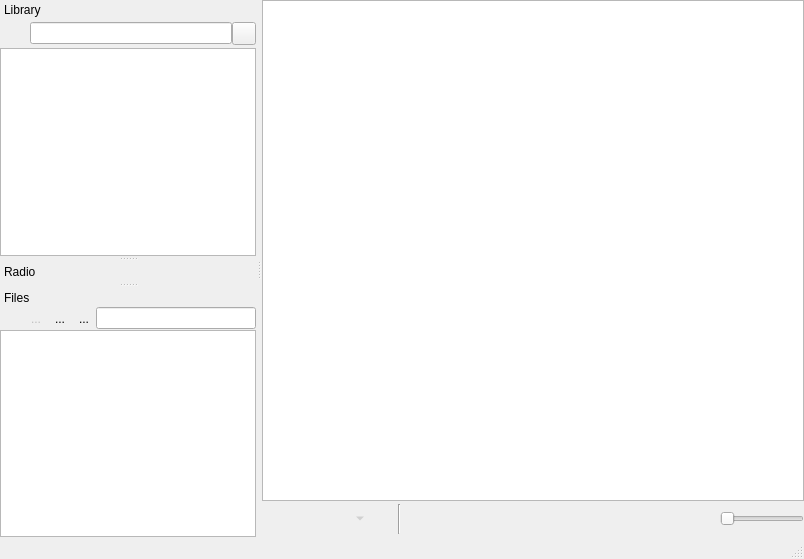
First picture: the form in src/mainwindow.ui, repository clementine-player/Clementine, before the edit.
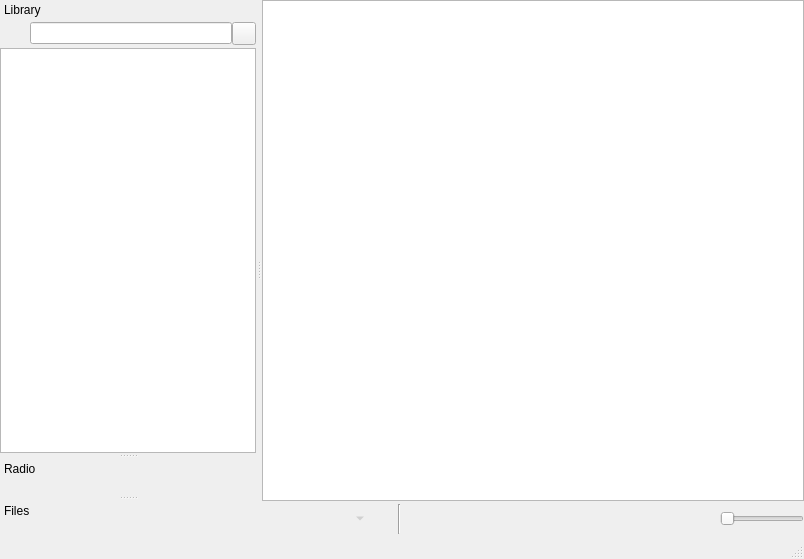
Second picture: the form after the edit. Icons and pictures are not drawn. Custom widgets are drawn as their Qt base class.

Commit message: Move fileview to its own class, remember where it was

```diff
--- a/src/mainwindow.ui
+++ b/src/mainwindow.ui
@@ -324,76 +324,7 @@
       <number>0</number>
      </property>
      <item>
-      <layout class="QHBoxLayout" name="horizontalLayout_3">
-       <property name="spacing">
-        <number>0</number>
-       </property>
-       <item>
-        <widget class="QToolButton" name="file_back">
-         <property name="enabled">
-          <bool>false</bool>
-         </property>
-         <property name="icon">
-          <iconset>
-           <normaloff>:/go-previous.png</normaloff>:/go-previous.png</iconset>
-         </property>
-         <property name="autoRaise">
-          <bool>true</bool>
-         </property>
-        </widget>
-       </item>
-       <item>
-        <widget class="QToolButton" name="file_forward">
-         <property name="enabled">
-          <bool>false</bool>
-         </property>
-         <property name="text">
-          <string>...</string>
-         </property>
-         <property name="icon">
-          <iconset>
-           <normaloff>:/go-next.png</normaloff>:/go-next.png</iconset>
-         </property>
-         <property name="autoRaise">
-          <bool>true</bool>
-         </property>
-        </widget>
-       </item>
-       <item>
-        <widget class="QToolButton" name="file_up">
-         <property name="text">
-          <string>...</string>
-         </property>
-         <property name="icon">
-          <iconset>
-           <normaloff>:/go-up.png</normaloff>:/go-up.png</iconset>
-         </property>
-         <property name="autoRaise">
-          <bool>true</bool>
-         </property>
-        </widget>
-       </item>
-       <item>
-        <widget class="QToolButton" name="file_home">
-         <property name="text">
-          <string>...</string>
-         </property>
-         <property name="icon">
-          <iconset>
-           <normaloff>:/go-home.png</normaloff>:/go-home.png</iconset>
-         </property>
-         <property name="autoRaise">
-          <bool>true</bool>
-         </property>
-        </widget>
-       </item>
-       <item>
-        <widget class="QLineEdit" name="file_path"/>
-       </item>
-      </layout>
-     </item>
-     <item>
-      <widget class="QListView" name="file_view"/>
+      <widget class="FileView" name="file_view" native="true"/>
      </item>
     </layout>
    </widget>
@@ -548,6 +479,12 @@
    <extends>QTreeView</extends>
    <header>libraryview.h</header>
   </customwidget>
+  <customwidget>
+   <class>FileView</class>
+   <extends>QWidget</extends>
+   <header>fileview.h</header>
+   <container>1</container>
+  </customwidget>
  </customwidgets>
  <resources/>
  <connections/>
```
Left out of the diff: 22 changed lines with no effect on the pictures. The commit also changes 8 other files.
